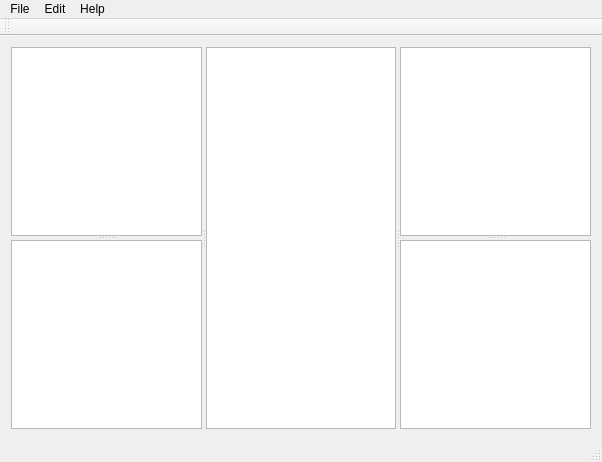
First picture: the form in src/gui/mainwindow.ui, repository arturianec100/skyvis, before the edit.
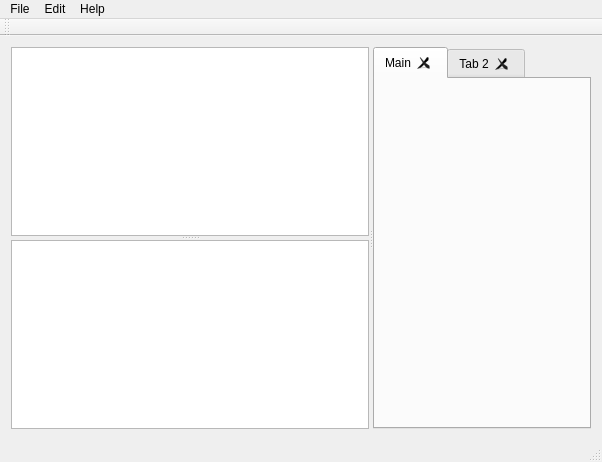
Second picture: the form after the edit.

What changed in the file:
```diff
--- a/src/gui/mainwindow.ui
+++ b/src/gui/mainwindow.ui
@@ -15,7 +15,7 @@
   </property>
   <widget class="QWidget" name="centralWidget">
    <layout class="QGridLayout" name="gridLayout">
-    <item row="0" column="0">
+    <item row="1" column="0">
      <widget class="QSplitter" name="mainHSplitter">
       <property name="orientation">
        <enum>Qt::Horizontal</enum>
@@ -25,15 +25,46 @@
         <enum>Qt::Vertical</enum>
        </property>
        <widget class="QTreeView" name="projectTree"/>
-       <widget class="QListView" name="fileList"/>
+       <widget class="QTreeView" name="objectHierarchy"/>
       </widget>
-      <widget class="QGraphicsView" name="graphicsView"/>
-      <widget class="QSplitter" name="rightVSplitter">
-       <property name="orientation">
-        <enum>Qt::Vertical</enum>
+      <widget class="QTabWidget" name="tabWidget">
+       <property name="layoutDirection">
+        <enum>Qt::LeftToRight</enum>
        </property>
-       <widget class="QTreeView" name="objectsHierarchy"/>
-       <widget class="QTreeView" name="objectInspector"/>
+       <property name="tabPosition">
+        <enum>QTabWidget::North</enum>
+       </property>
+       <property name="tabShape">
+        <enum>QTabWidget::Rounded</enum>
+       </property>
+       <property name="currentIndex">
+        <number>0</number>
+       </property>
+       <property name="elideMode">
+        <enum>Qt::ElideNone</enum>
+       </property>
+       <property name="documentMode">
+        <bool>false</bool>
+       </property>
+       <property name="tabsClosable">
+        <bool>true</bool>
+       </property>
+       <property name="movable">
+        <bool>true</bool>
+       </property>
+       <property name="tabBarAutoHide">
+        <bool>false</bool>
+       </property>
+       <widget class="QWidget" name="tab_1">
+        <attribute name="title">
+         <string>Main</string>
+        </attribute>
+       </widget>
+       <widget class="QWidget" name="tab_2">
+        <attribute name="title">
+         <string>Tab 2</string>
+        </attribute>
+       </widget>
       </widget>
      </widget>
     </item>
```
